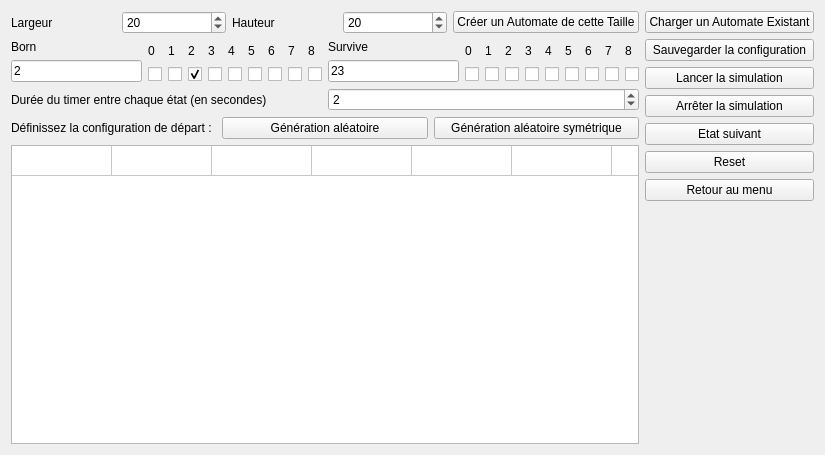
Qt form automate_2d.ui (artemisart/lo21-gameoflife) before a commit.
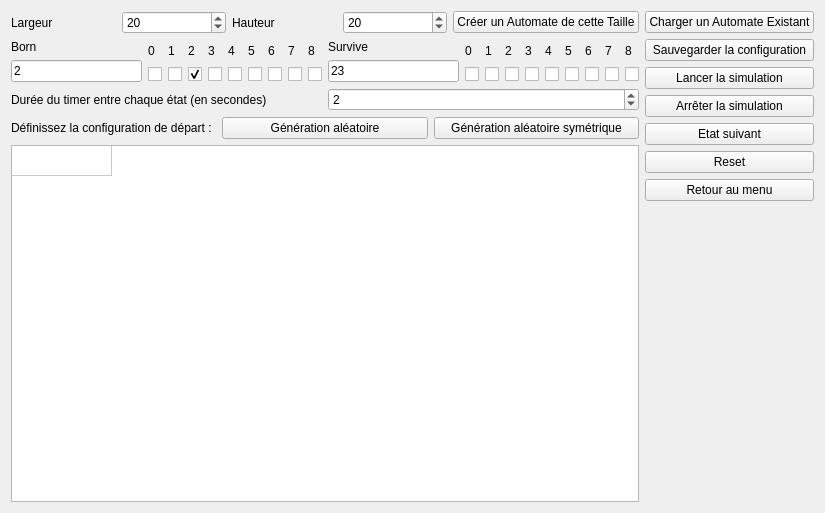
The same form after that commit.

Commit message: automate_2d widget renames

```diff
--- a/automate_2d.ui
+++ b/automate_2d.ui
@@ -7,7 +7,7 @@
     <x>0</x>
     <y>0</y>
     <width>825</width>
-    <height>455</height>
+    <height>513</height>
    </rect>
   </property>
   <property name="windowTitle">
@@ -468,7 +468,7 @@
         <number>1</number>
        </property>
        <property name="columnCount">
-        <number>8</number>
+        <number>1</number>
        </property>
        <attribute name="horizontalHeaderVisible">
         <bool>false</bool>
@@ -486,41 +486,6 @@
          <string>Nouvelle colonne</string>
         </property>
        </column>
-       <column>
-        <property name="text">
-         <string>Nouvelle colonne</string>
-        </property>
-       </column>
-       <column>
-        <property name="text">
-         <string>Nouvelle colonne</string>
-        </property>
-       </column>
-       <column>
-        <property name="text">
-         <string>Nouvelle colonne</string>
-        </property>
-       </column>
-       <column>
-        <property name="text">
-         <string>Nouvelle colonne</string>
-        </property>
-       </column>
-       <column>
-        <property name="text">
-         <string>Nouvelle colonne</string>
-        </property>
-       </column>
-       <column>
-        <property name="text">
-         <string>Nouvelle colonne</string>
-        </property>
-       </column>
-       <column>
-        <property name="text">
-         <string>Nouvelle colonne</string>
-        </property>
-       </column>
       </widget>
      </item>
     </layout>
```
Left out of the diff: 13 changed lines with no effect on the pictures.
